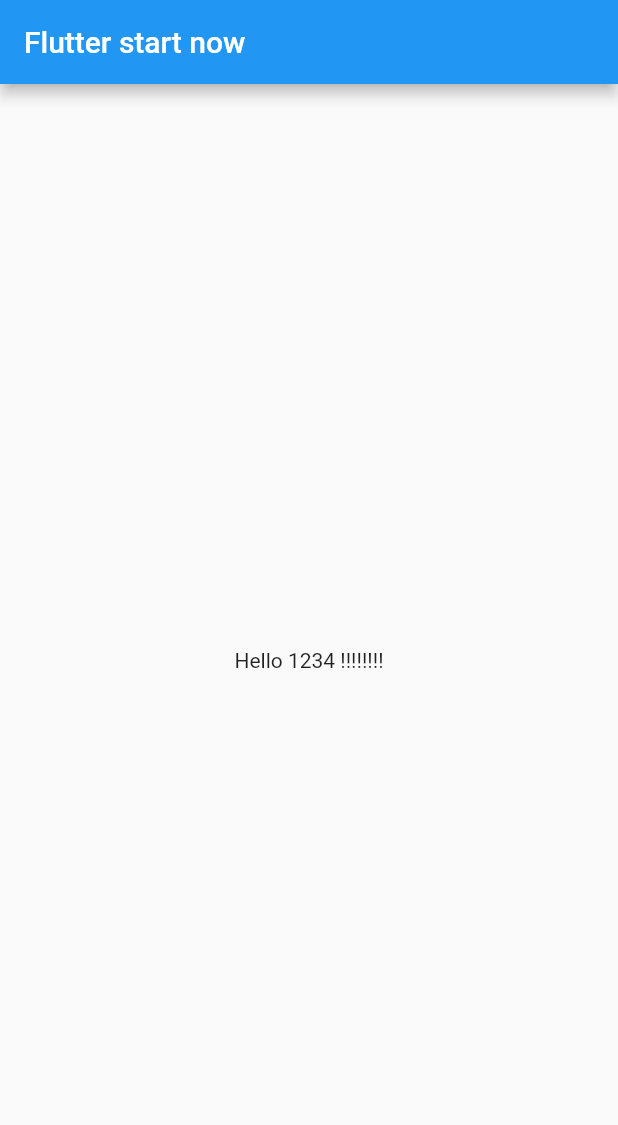
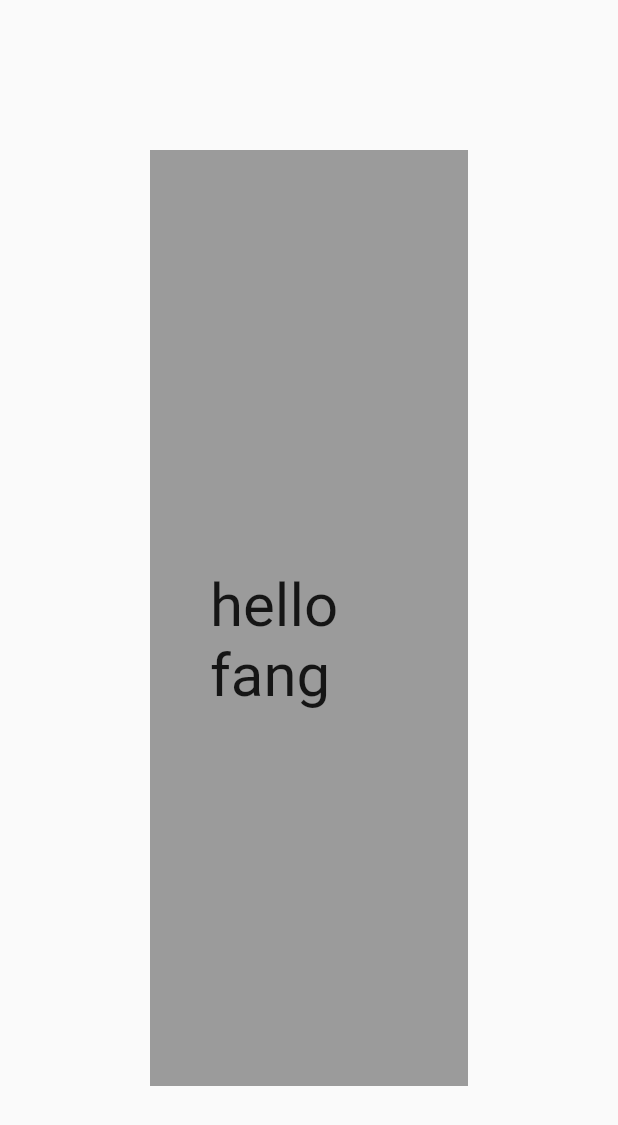
Before and after one commit to fqj102/flutter_study, a Flutter app: the screen it shows after launch, on a phone screen of 412 x 824 dp. Shown: the top 1125 px of the screen. Run offline on Flutter 3.47's test engine with Material 2 defaults, Android fonts, the phone set to English and light mode, and no system bars.

Commit message:
02_container

```diff
--- a/lib/main.dart
+++ b/lib/main.dart
@@ -7,11 +7,21 @@ class MyApp extends StatelessWidget{
     return MaterialApp(
       title: 'welcome',
       home: Scaffold(
-        appBar: AppBar(
-          title: Text('Flutter start now'),
-        ),
         body: Center(
-          child: Text('Hello 1234 !!!!!!!!'),
+          child: Container(
+            child: new Text('hello fang',style: TextStyle(fontSize: 40.0,)),
+            alignment: Alignment.center,
+            width: 800.0,
+            height: 800.0,
+            color: Colors.black38,
+            //padding: const EdgeInsets.all(10.0),
+            padding: const EdgeInsets.fromLTRB(40.0, 30.0, 0.0, 0.0),
+            margin: const EdgeInsets.all(100.0),
+//              decoration: new BoxDecoration(
+//                gradient: const LinearGradient(colors: [Colors.amber,Colors.blue]),
+//                border: Border.all(width: 5.0,color: Colors.red)
+//              ),
+          ),
         ),
       ),
     );
```
